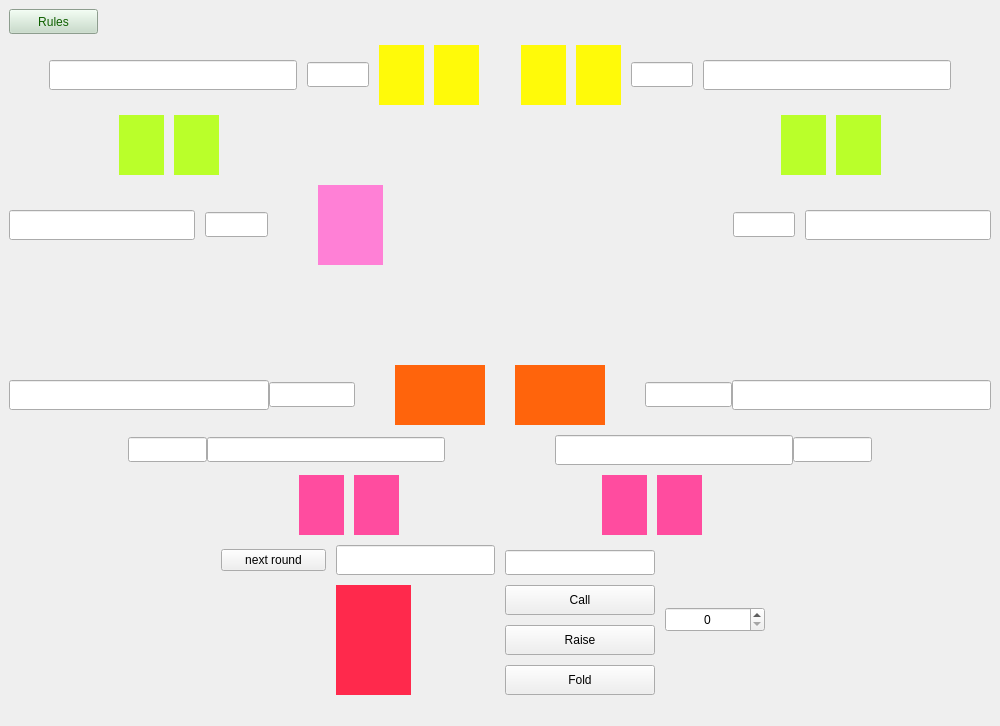
Qt form Poker/Visuals/Gamewindow/gamewindow.ui (Cenzito/Poker) before a commit.
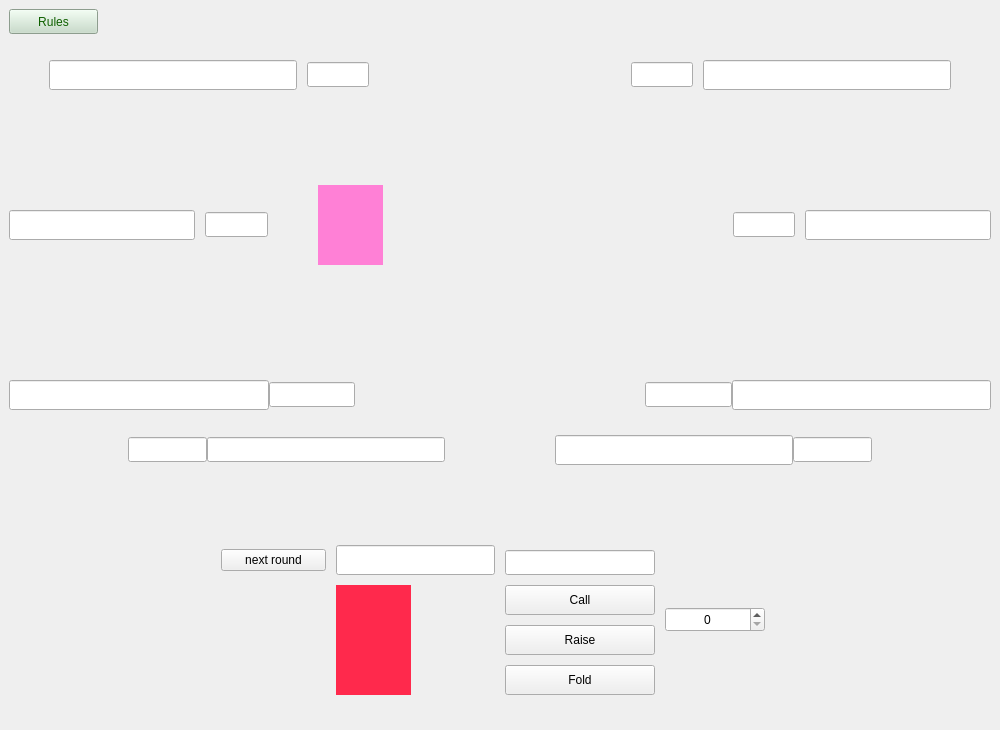
The same form after that commit. Icons and pictures are not drawn.

Commit message: created the function to display a player's cards given its pokerplayer

```diff
--- a/Poker/Visuals/Gamewindow/gamewindow.ui
+++ b/Poker/Visuals/Gamewindow/gamewindow.ui
@@ -10,7 +10,7 @@
     <x>0</x>
     <y>0</y>
     <width>1000</width>
-    <height>726</height>
+    <height>730</height>
    </rect>
   </property>
   <property name="maximumSize">
@@ -166,7 +166,7 @@
          </size>
         </property>
         <property name="styleSheet">
-         <string notr="true">background-color: rgb(255, 250, 9);</string>
+         <string notr="true">image: url(:/images/cards/back_card.png);</string>
         </property>
         <property name="text">
          <string/>
@@ -188,7 +188,7 @@
          </size>
         </property>
         <property name="styleSheet">
-         <string notr="true">background-color: rgb(255, 250, 9);
+         <string notr="true">image: url(:/images/cards/back_card.png);
 </string>
         </property>
         <property name="text">
@@ -224,7 +224,7 @@
          </size>
         </property>
         <property name="styleSheet">
-         <string notr="true">background-color: rgb(255, 250, 9);</string>
+         <string notr="true">image: url(:/images/cards/back_card.png);</string>
         </property>
         <property name="text">
          <string/>
@@ -246,7 +246,7 @@
          </size>
         </property>
         <property name="styleSheet">
-         <string notr="true">background-color: rgb(255, 250, 9);</string>
+         <string notr="true">image: url(:/images/cards/back_card.png);</string>
         </property>
         <property name="text">
          <string/>
@@ -330,7 +330,7 @@
          </size>
         </property>
         <property name="styleSheet">
-         <string notr="true">background-color: rgb(186, 255, 42);</string>
+         <string notr="true">image: url(:/images/cards/back_card.png);</string>
         </property>
         <property name="text">
          <string/>
@@ -352,7 +352,7 @@
          </size>
         </property>
         <property name="styleSheet">
-         <string notr="true">background-color: rgb(186, 255, 42);</string>
+         <string notr="true">image: url(:/images/cards/back_card.png);</string>
         </property>
         <property name="text">
          <string/>
@@ -387,7 +387,7 @@
          </size>
         </property>
         <property name="styleSheet">
-         <string notr="true">background-color: rgb(186, 255, 42);</string>
+         <string notr="true">image: url(:/images/cards/back_card.png);</string>
         </property>
         <property name="text">
          <string/>
@@ -409,7 +409,7 @@
          </size>
         </property>
         <property name="styleSheet">
-         <string notr="true">background-color: rgb(186, 255, 42);</string>
+         <string notr="true">image: url(:/images/cards/back_card.png);</string>
         </property>
         <property name="text">
          <string/>
@@ -837,7 +837,7 @@
            </size>
           </property>
           <property name="styleSheet">
-           <string notr="true">background-color: rgb(255, 100, 12);</string>
+           <string notr="true">image: url(:/images/cards/back_card.png);</string>
           </property>
           <property name="text">
            <string/>
@@ -859,7 +859,7 @@
            </size>
           </property>
           <property name="styleSheet">
-           <string notr="true">background-color: rgb(255, 100, 12);</string>
+           <string notr="true">image: url(:/images/cards/back_card.png);</string>
           </property>
           <property name="text">
            <string/>
@@ -978,7 +978,7 @@
            </size>
           </property>
           <property name="styleSheet">
-           <string notr="true">background-color: rgb(255, 100, 12);</string>
+           <string notr="true">image: url(:/images/cards/back_card.png);</string>
           </property>
           <property name="text">
            <string/>
@@ -1000,7 +1000,7 @@
            </size>
           </property>
           <property name="styleSheet">
-           <string notr="true">background-color: rgb(255, 100, 12);</string>
+           <string notr="true">image: url(:/images/cards/back_card.png);</string>
           </property>
           <property name="text">
            <string/>
@@ -1041,7 +1041,7 @@
          </size>
         </property>
         <property name="styleSheet">
-         <string notr="true">background-color: rgb(255, 76, 159);</string>
+         <string notr="true">image: url(:/images/cards/back_card.png);</string>
         </property>
         <property name="text">
          <string/>
@@ -1063,8 +1063,7 @@
          </size>
         </property>
         <property name="styleSheet">
-         <string notr="true">background-color: rgb(255, 76, 159);
-</string>
+         <string notr="true">image: url(:/images/cards/back_card.png);</string>
         </property>
         <property name="text">
          <string/>
@@ -1099,7 +1098,7 @@
          </size>
         </property>
         <property name="styleSheet">
-         <string notr="true">background-color: rgb(255, 76, 159);</string>
+         <string notr="true">image: url(:/images/cards/back_card.png);</string>
         </property>
         <property name="text">
          <string/>
@@ -1121,7 +1120,7 @@
          </size>
         </property>
         <property name="styleSheet">
-         <string notr="true">background-color: rgb(255, 76, 159);</string>
+         <string notr="true">image: url(:/images/cards/back_card.png);</string>
         </property>
         <property name="text">
          <string/>
```
The commit also changes 2 other files.
